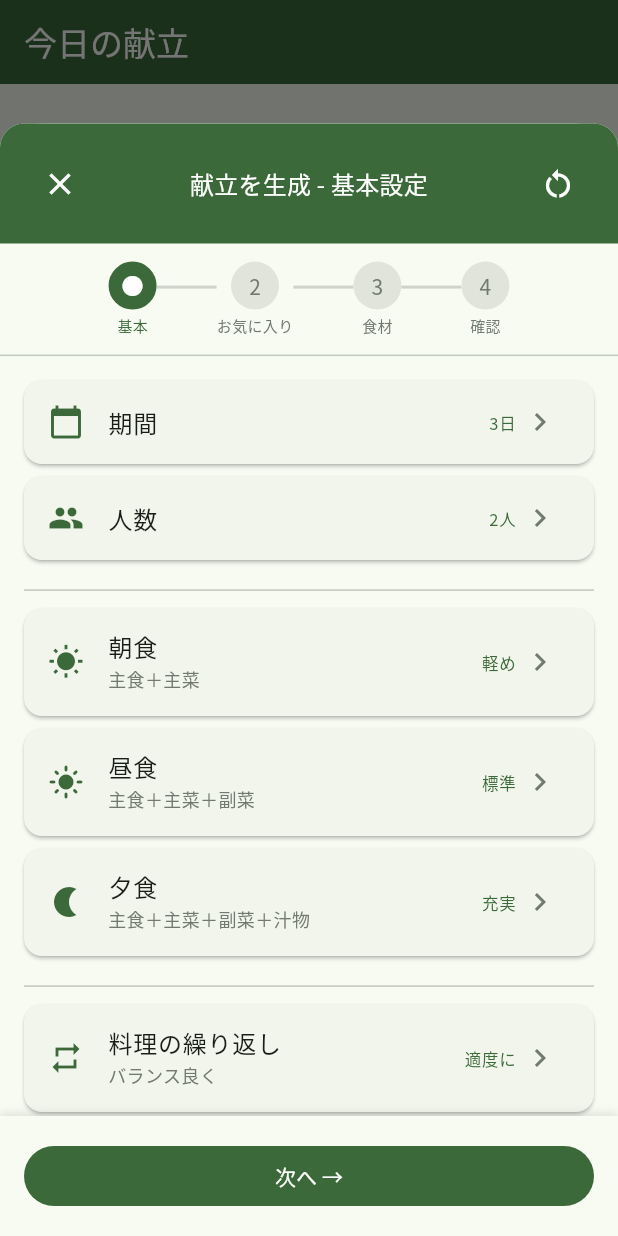
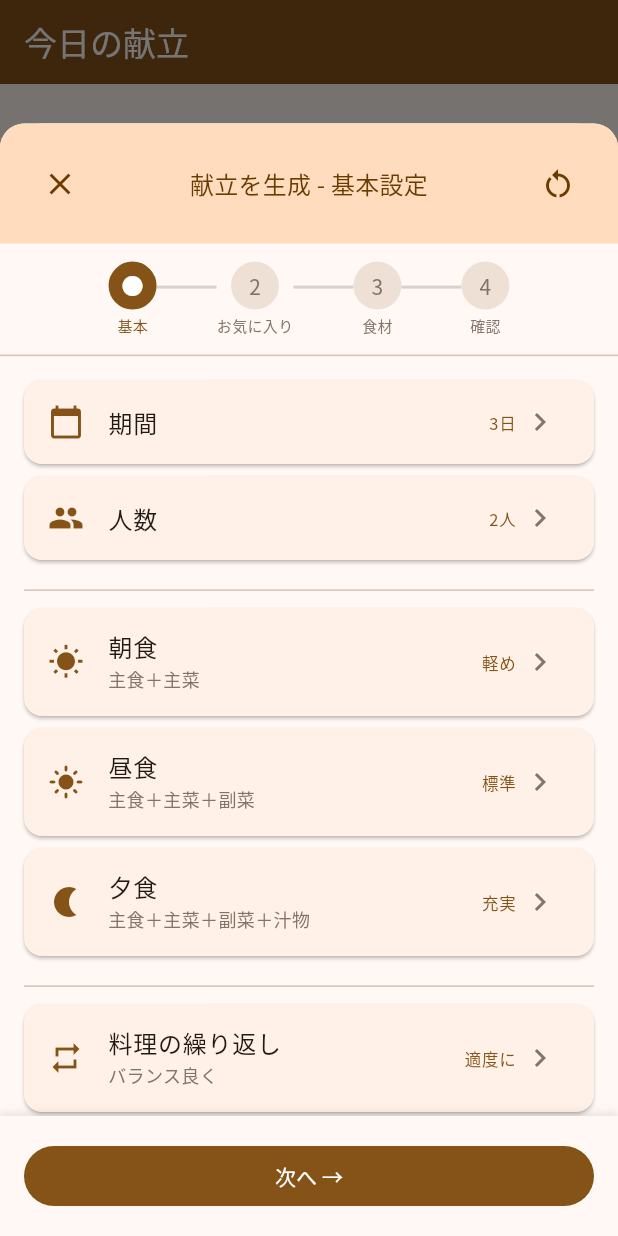
Before and after one commit to iwamaki/nutrition-optimizer, a Flutter app: the screen it shows after launch, after a tap on "献立を生成", on a phone screen of 412 x 824 dp. Run offline on Flutter 3.47's test engine with Material 3 defaults, Android fonts, the phone set to English and light mode, and no system bars; our stand-ins replace flutter_riverpod, google_fonts, riverpod_annotation, share_plus, shared_preferences; generated files the repository leaves out were written again; network calls fail.

Commit message:
style: アプリ全体のカラーテーマを暖色系(オレンジ)に統一
- seedColorを緑(#4CAF50)からオレンジ(#FF9800)に変更
- 全画面のAppBar背景色をcolorScheme.primaryに統一
- カレンダー画面のハードコードされた青色(#2196F3)を削除
- 献立生成モーダルのヘッダーをprimaryContainerで柔らかい印象に

Co-Authored-By: Claude Opus 4.5 <noreply@anthropic.com>

```diff
--- a/frontend/lib/main.dart
+++ b/frontend/lib/main.dart
@@ -21,7 +21,7 @@ class NutritionOptimizerApp extends StatelessWidget {
       debugShowCheckedModeBanner: false,
       theme: ThemeData(
         colorScheme: ColorScheme.fromSeed(
-          seedColor: const Color(0xFF4CAF50),
+          seedColor: const Color(0xFFFF9800),
           brightness: Brightness.light,
         ),
         useMaterial3: true,
@@ -31,7 +31,7 @@ class NutritionOptimizerApp extends StatelessWidget {
       ),
       darkTheme: ThemeData(
         colorScheme: ColorScheme.fromSeed(
-          seedColor: const Color(0xFF4CAF50),
+          seedColor: const Color(0xFFFF9800),
           brightness: Brightness.dark,
         ),
         useMaterial3: true,
--- a/frontend/lib/presentation/modals/generate/generate_modal.dart
+++ b/frontend/lib/presentation/modals/generate/generate_modal.dart
@@ -69,17 +69,18 @@ class _GenerateModalNewState extends ConsumerState<GenerateModalNew> {
 
   Widget _buildHeader(BuildContext context, GenerateModalState state) {
     final titles = ['基本設定', 'お気に入り', '手持ち食材', '献立確認'];
+    final colorScheme = Theme.of(context).colorScheme;
     return Container(
       padding: const EdgeInsets.all(16),
       decoration: BoxDecoration(
-        color: Theme.of(context).colorScheme.primary,
+        color: colorScheme.primaryContainer,
         borderRadius: const BorderRadius.vertical(top: Radius.circular(16)),
       ),
       child: Row(
         children: [
           IconButton(
             icon: const Icon(Icons.close),
-            color: Theme.of(context).colorScheme.onPrimary,
+            color: colorScheme.onPrimaryContainer,
             onPressed: () {
               // 生成結果のみクリア（設定は保持）
               ref.read(generateModalControllerProvider.notifier).resetForNextSession();
@@ -90,14 +91,14 @@ class _GenerateModalNewState extends ConsumerState<GenerateModalNew> {
             child: Text(
               '献立を生成 - ${titles[state.currentStep]}',
               style: Theme.of(context).textTheme.titleMedium?.copyWith(
-                    color: Theme.of(context).colorScheme.onPrimary,
+                    color: colorScheme.onPrimaryContainer,
                   ),
               textAlign: TextAlign.center,
             ),
           ),
           IconButton(
             icon: const Icon(Icons.restart_alt),
-            color: Theme.of(context).colorScheme.onPrimary,
+            color: colorScheme.onPrimaryContainer,
             tooltip: 'デフォルト設定に戻す',
             onPressed: () => _showResetConfirmDialog(context),
           ),
--- a/frontend/lib/presentation/screens/settings_screen.dart
+++ b/frontend/lib/presentation/screens/settings_screen.dart
@@ -15,7 +15,8 @@ class SettingsScreen extends ConsumerWidget {
       return Scaffold(
         appBar: AppBar(
           title: const Text('設定'),
-          backgroundColor: Theme.of(context).colorScheme.inversePrimary,
+          backgroundColor: Theme.of(context).colorScheme.primary,
+          foregroundColor: Theme.of(context).colorScheme.onPrimary,
         ),
         body: const Center(child: CircularProgressIndicator()),
       );
@@ -24,7 +25,8 @@ class SettingsScreen extends ConsumerWidget {
     return Scaffold(
       appBar: AppBar(
         title: const Text('設定'),
-        backgroundColor: Theme.of(context).colorScheme.inversePrimary,
+        backgroundColor: Theme.of(context).colorScheme.primary,
+        foregroundColor: Theme.of(context).colorScheme.onPrimary,
       ),
       body: ListView(
         children: [
--- a/frontend/lib/presentation/screens/shopping_screen.dart
+++ b/frontend/lib/presentation/screens/shopping_screen.dart
@@ -15,7 +15,8 @@ class ShoppingScreen extends ConsumerWidget {
     return Scaffold(
       appBar: AppBar(
         title: const Text('買い物リスト'),
-        backgroundColor: Theme.of(context).colorScheme.inversePrimary,
+        backgroundColor: Theme.of(context).colorScheme.primary,
+        foregroundColor: Theme.of(context).colorScheme.onPrimary,
         actions: [
           if (shoppingState.items.isNotEmpty)
             Row(
```
Also changed, not shown: frontend/lib/presentation/screens/calendar_screen.dart (+19 -14 lines).
